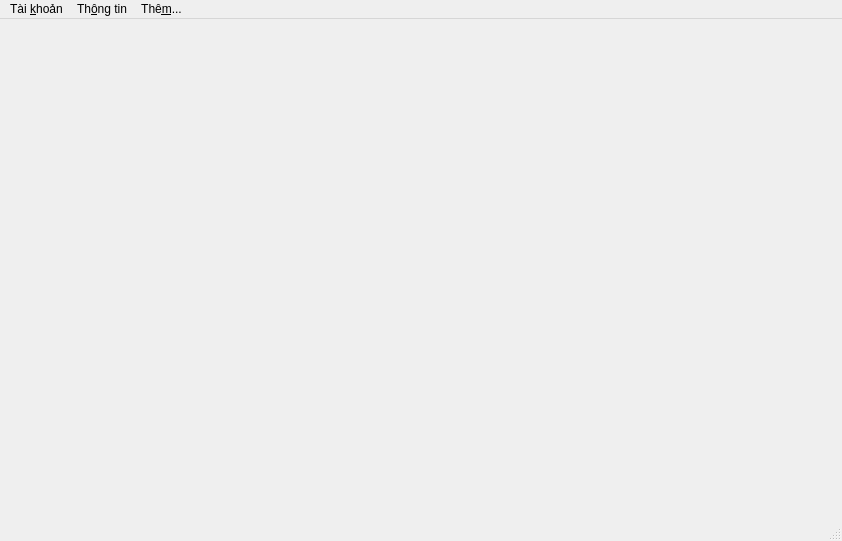
Old version of the form mainwindow.ui in the repository blackslender/LIBPRO.
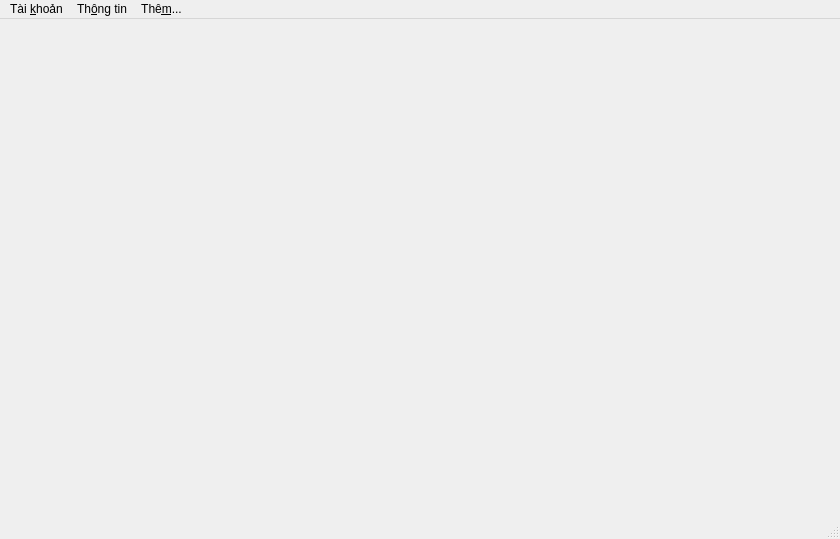
New version of the form.

```diff
--- a/mainwindow.ui
+++ b/mainwindow.ui
@@ -6,8 +6,8 @@
    <rect>
     <x>0</x>
     <y>0</y>
-    <width>842</width>
-    <height>541</height>
+    <width>840</width>
+    <height>539</height>
    </rect>
   </property>
   <property name="windowTitle">
@@ -19,8 +19,8 @@
     <rect>
      <x>0</x>
      <y>0</y>
-     <width>842</width>
-     <height>31</height>
+     <width>840</width>
+     <height>25</height>
     </rect>
    </property>
    <widget class="QMenu" name="menuT_i_kho_n">
```
Left out of the diff: 2 changed lines with no effect on the pictures.
